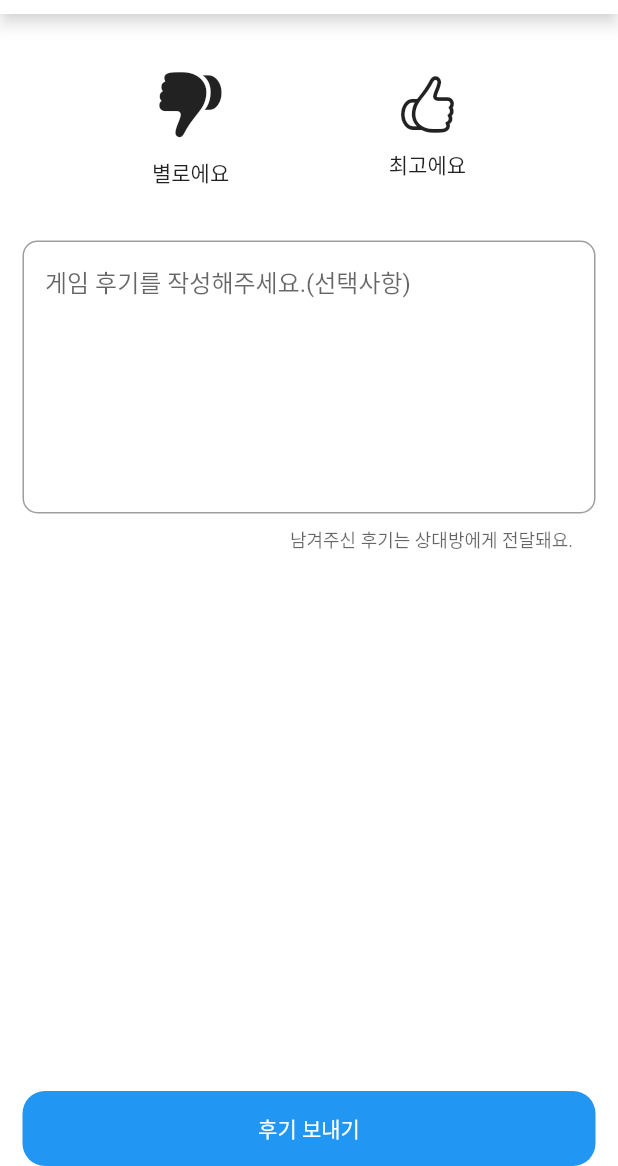
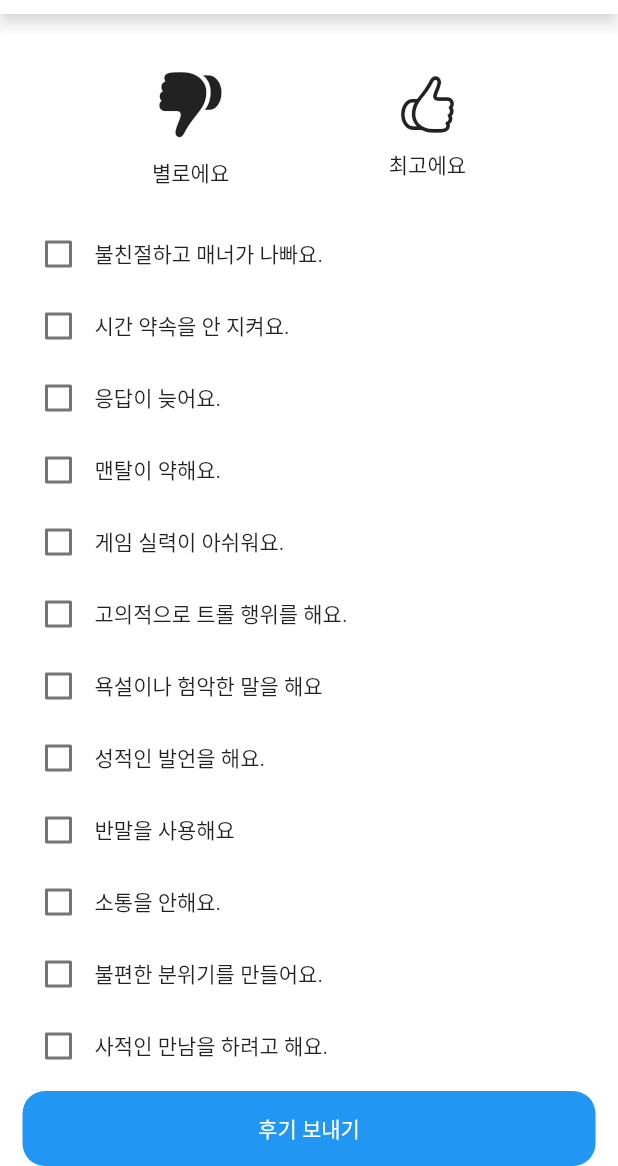
Before and after one commit to hhamja/GameGo, a Flutter app: the SendReviewPage screen opened directly with empty values, after a tap on "별로에요", on a phone screen of 412 x 824 dp, the part 70-1236 px from its top. Run offline on Flutter 3.47's test engine with Material 2 defaults, Android fonts, the phone set to English and light mode, and no system bars; our stand-ins replace badges, cloud_firestore, dropdown_button2, firebase_analytics, firebase_auth, firebase_core and 16 more; accounts and stored records are empty.

Commit message:
Edit - Review Model Add - Evaluation Model
##DESC
: 기존의 수기로만 작성 된 매너후기 시스템을 매너평가와 수기리뷰를 분리하기로 결정
: 따라서 매너, 비매너의 선택한 항목은 evaluation으로 생성되고, 선택사항인 수기 리뷰 작성은 review로 생성되도록 함
: Evalutaion Model (idFrom, idTo, selectList, createdAt)
-> selectList : 선택한 항목의 index 숫자의 리스트이며, 선택한 인덱스만 리스트에 들어감
: Review Model (idFrom, idTo, profileUrl, userName, content, createdAt

변경이유 : 비매너 후기를 수기로만 작성하게 하면 아무리 익명으로 처리해도 누가 작성 했는지 대충 파악이 된다. 왜냐하면, 게임의 시간적인 텀이 길기 때문에 파악이 매우 쉽다. 이러한 점이 각종 문제를 야기할 가능성이 있다고 판단, 게임 후기 자체를 선택하는 항목후기와 선택적으로 수기 작성하는 수기후기로 분류함
그 후 비매너 평가 항목 중 동일한 항목이 2개 이상인 경우에만 표시되도록 할 예정

ps.
1. selectList형태로 index만 넣기 vs 모든 항목의 bool변수를 지정해서 넣기  중에서 고민

```diff
--- a/lib/controller/feedback/feedback.dart
+++ b/lib/controller/feedback/feedback.dart
@@ -8,7 +8,7 @@ class FeedBackController extends GetxController {
   /* 작성한 피드백 파이어스토어에 저장하기
   * 1. 탈퇴하기 페이지에서 기타사유를 선택하여 수기작성 후 '매너게이머와 이별하기'버튼을 클릭한 경우 (탈퇴하지 않더라도 OTP인증페이지로 이동하는 버튼 클릭시 정보수집)
   이유 : 마지막에 변심해서 최종적으로 유저가 탈퇴를 하지 않더라도 유저 의견을 수용 위해 */
-  Future addFeedBack(FeedBackModel model) async {
+  Future addFeedBack(SignOutFeedBackModel model) async {
     _feedBackDB.add(
       {
         'feedBackContent': model.feedBackContent,
--- a/lib/model/review/review_model.dart
+++ b/lib/model/manner_review/manner_review_model.dart
@@ -1,36 +1,30 @@
 import 'package:mannergamer/utilites/index/index.dart';
 
-class ReviewModel {
+class MannerReviewModel {
   final String idFrom; //리뷰 보낸 uid
-  final String idTo; //리뷰 받은 uid
+  final String idTo; //리뷰 받는 uid
   final String profileUrl; //리뷰 보낸 사람의 프로필
   final String userName; //리뷰 보낸 사람의 이름
-  final String feeling; //좋다고 선택 시 'good', 싫다고 선택 시 'bad'
   final String content; //직접 작성한 후기
-  final String? reviewType; //리뷰보낸 타입, 나중에 선택지를 제공하여 선택할 것이므로
   final Timestamp createdAt; //후기 보낸 시간
 
-  ReviewModel({
+  MannerReviewModel({
     required this.idFrom,
     required this.idTo,
     required this.profileUrl,
     required this.userName,
-    required this.feeling,
     required this.content,
-    this.reviewType,
     required this.createdAt,
   });
 
-  factory ReviewModel.fromDocumentSnapshot(DocumentSnapshot doc) {
+  factory MannerReviewModel.fromDocumentSnapshot(DocumentSnapshot doc) {
     var snapshot = doc.data() as Map<String, dynamic>;
-    return ReviewModel(
+    return MannerReviewModel(
       idFrom: snapshot['idFrom'],
       idTo: snapshot['idTo'],
       profileUrl: snapshot['profileUrl'],
       userName: snapshot['userName'],
-      feeling: snapshot['feeling'],
       content: snapshot['content'],
-      reviewType: snapshot['reviewType'],
       createdAt: snapshot['createdAt'],
     );
   }
--- a/lib/utilites/index/index.dart
+++ b/lib/utilites/index/index.dart
@@ -92,10 +92,10 @@ export 'package:mannergamer/view/my_info/setting/signOut/signOut_sms.dart';
 
 /* Models */
 export 'package:mannergamer/model/report/report_model.dart';
-export 'package:mannergamer/model/feedback/feedback_model.dart';
+export 'package:mannergamer/model/signOut_feedback/feedback_model.dart';
 export 'package:mannergamer/model/notification/notification_model.dart';
 export 'package:mannergamer/model/user/notificationSetting_model.dart';
-export 'package:mannergamer/model/review/review_model.dart';
+export 'package:mannergamer/model/manner_review/manner_review_model.dart';
 export 'package:mannergamer/model/data/data_model.dart';
 export 'package:mannergamer/model/dropDownButton/dropDownBT_model.dart';
 export 'package:mannergamer/model/post/post_model.dart';
--- a/lib/view/manner_review/send_review.dart
+++ b/lib/view/manner_review/send_review.dart
@@ -11,6 +11,8 @@ class SendReviewPage extends StatefulWidget {
 
 class _SendReviewPageState extends State<SendReviewPage> {
   final MannerReviewController _review = Get.find<MannerReviewController>();
+  final ScrollController _scrollC = ScrollController();
+  final TextEditingController _reviewText = TextEditingController();
 
   /* 상대유저 이름, uid, 채팅방 id */
   final String userName = Get.arguments['userName'];
@@ -23,8 +25,36 @@ class _SendReviewPageState extends State<SendReviewPage> {
   bool isBad = false;
   bool isGood = false;
   bool isShowReviewForm = false;
+  bool? _isChecked = false;
 
-  final TextEditingController _reviewText = TextEditingController();
+  //9개 매너 평가 항목 리스트
+  var goodMannerList = [
+    '친절하고 매너가 좋아요.',
+    '시간 약속을 잘 지켜요.',
+    '응답이 빨라요.',
+    '맨탈이 강해요.',
+    '게임 실력이 뛰어나요.',
+    '불편하지 않게 편하게 대해줘요.',
+    '착하고 부드럽게 말해요.',
+    '게임할 떄 소통을 잘해요.',
+    '게임을 진심으로 열심히 해요.'
+  ];
+
+  //12개 비매너 평가 항목 리스트
+  var badMannerList = [
+    '불친절하고 매너가 나빠요.',
+    '시간 약속을 안 지켜요.',
+    '응답이 늦어요.',
+    '맨탈이 약해요.',
+    '게임 실력이 아쉬워요.',
+    '고의적으로 트롤 행위를 해요.',
+    '욕설이나 험악한 말을 해요',
+    '성적인 발언을 해요.',
+    '반말을 사용해요',
+    '소통을 안해요.',
+    '불편한 분위기를 만들어요.',
+    '사적인 만남을 하려고 해요.',
+  ];
 
   @override
   Widget build(BuildContext context) {
@@ -36,6 +66,7 @@ class _SendReviewPageState extends State<SendReviewPage> {
       body: Padding(
         padding: const EdgeInsets.all(15.0),
         child: SingleChildScrollView(
+          controller: _scrollC,
           child: Column(
             crossAxisAlignment: CrossAxisAlignment.start,
             children: [
@@ -59,6 +90,8 @@ class _SendReviewPageState extends State<SendReviewPage> {
                     onPressed: () {
                       setState(() {
                         isShowReviewForm = true;
+                        isBad = true; //bad 선택
+                        isGood = false; //good 선택 되어 있을 시 해제
                         _feeling = 'bad';
                       });
                     },
@@ -89,6 +122,8 @@ class _SendReviewPageState extends State<SendReviewPage> {
                     onPressed: () {
                       setState(() {
                         isShowReviewForm = true;
+                        isBad = false; //bad 선택 되어있다면 해제
+                        isGood = true; //good 선택
                         _feeling = 'good';
                       });
                     },
@@ -117,6 +152,31 @@ class _SendReviewPageState extends State<SendReviewPage> {
                   ),
                 ],
               ),
+              isBad
+                  ? ListView.builder(
+                      controller: _scrollC,
+                      shrinkWrap: true,
+                      itemCount: badMannerList.length,
+                      itemBuilder: (context, index) {
+                        return Row(
+                          children: [
+                            Checkbox(
+                              value: _isChecked,
+                              onChanged: (value) {
+                                setState(() {
+                                  _isChecked = value;
+                                });
+                              },
+                            ),
+                            Text(
+                              badMannerList[index].toString(),
+                            ),
+                          ],
+                        );
+                      },
+                    )
+                  : SizedBox.shrink(),
+
               /* 리뷰 작성 박스 */
               isShowReviewForm
                   ? Container(
@@ -177,8 +237,8 @@ class _SendReviewPageState extends State<SendReviewPage> {
               },
               /* 오른쪽 버튼 클릭 시 */
               () async {
-                //ReviewModel 인스턴스
-                final ReviewModel _reviewModel = ReviewModel(
+                //MannerReviewModel 인스턴스
+                final MannerReviewModel _MannerReviewModel = MannerReviewModel(
                   idTo: uid,
                   idFrom: CurrentUser.uid,
                   userName: FirebaseAuth.instance.currentUser!.displayName ??
@@ -201,7 +261,7 @@ class _SendReviewPageState extends State<SendReviewPage> {
                 );
                 //보낸 매너후기 파이어스토어에 반영
                 await _review.addMannerReview(
-                    uid, chatRoomId, _reviewModel, _ntfModel);
+                    uid, chatRoomId, _MannerReviewModel, _ntfModel);
                 //보낸 매너후기에 대한 bool값을 채팅화면으로 가기 전 업데이트
                 await _review.checkExistReview(uid, chatRoomId);
                 //작성한 리뷰 텍스트 전부 삭제
--- a/lib/view/my_info/setting/signOut/signOut.dart
+++ b/lib/view/my_info/setting/signOut/signOut.dart
@@ -152,7 +152,7 @@ class _SignOutPageState extends State<SignOutPage> {
               }
               // 1-2. 텍스트를 한 글자라도 입력한 경우
               else {
-                final FeedBackModel _model = FeedBackModel(
+                final SignOutFeedBackModel _model = SignOutFeedBackModel(
                   feedBackContent: text,
                   createdAt: Timestamp.now(),
                 );
@@ -170,7 +170,7 @@ class _SignOutPageState extends State<SignOutPage> {
             }
             // 2. 기타사유가 아닌 경우
             else {
-              final FeedBackModel _model = FeedBackModel(
+              final SignOutFeedBackModel _model = SignOutFeedBackModel(
                 feedBackContent: selectedLeaveReason.toString(),
                 createdAt: Timestamp.now(),
               );
```
Also changed, not shown: lib/controller/manner_review/manner_review.dart (+15 -14 lines), lib/model/manner_evaluation/manner_evaluation_model.dart (added, +25 -0 lines), lib/model/signOut_feedback/feedback_model.dart (renamed from lib/model/feedback/feedback_model.dart, +4 -4 lines).
